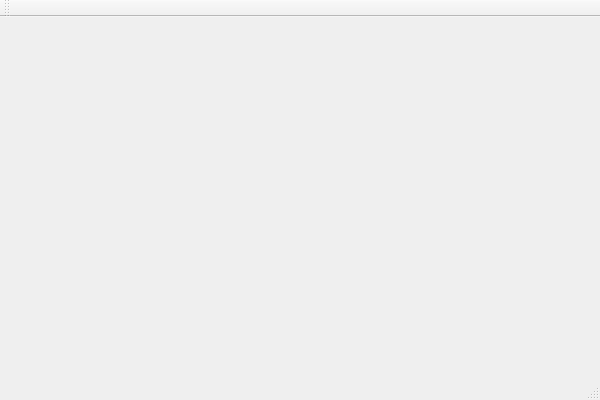
This is src/Editor/QtUIFiles/BoltEditor.ui in FcTD4mN/Bolt as Qt 5 draws it before an edit. The edited form follows.
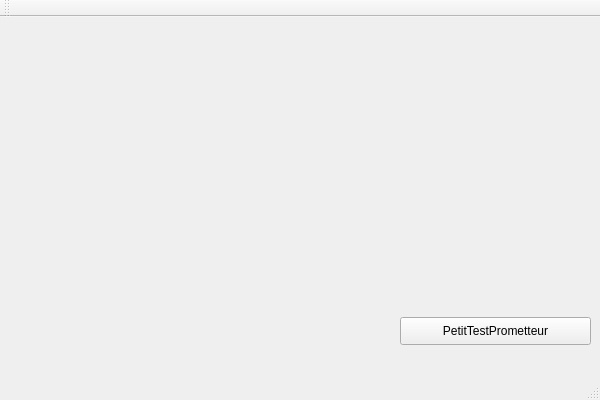
This is the edited form.

What changed in the file:
```diff
--- a/src/Editor/QtUIFiles/BoltEditor.ui
+++ b/src/Editor/QtUIFiles/BoltEditor.ui
@@ -13,7 +13,21 @@
   <property name="windowTitle">
    <string>BoltEditor</string>
   </property>
-  <widget class="QWidget" name="centralWidget"/>
+  <widget class="QWidget" name="centralWidget">
+   <widget class="QPushButton" name="pushButton">
+    <property name="geometry">
+     <rect>
+      <x>400</x>
+      <y>300</y>
+      <width>191</width>
+      <height>28</height>
+     </rect>
+    </property>
+    <property name="text">
+     <string>PetitTestPrometteur</string>
+    </property>
+   </widget>
+  </widget>
   <widget class="QMenuBar" name="menuBar">
    <property name="geometry">
     <rect>
```
